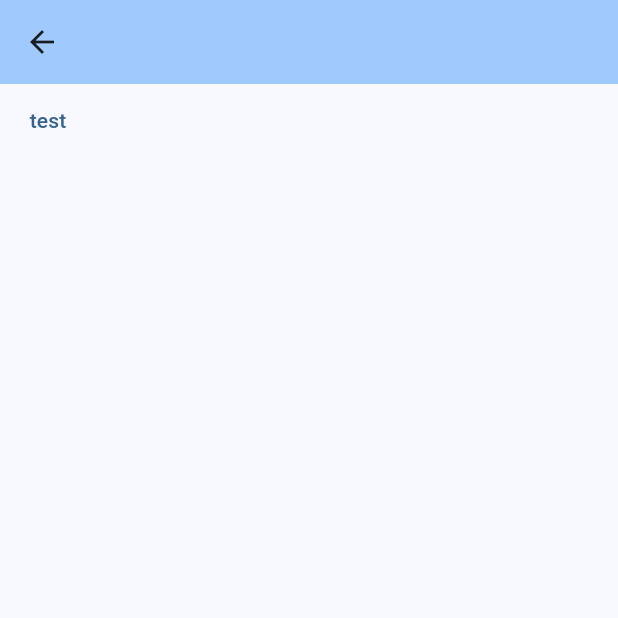
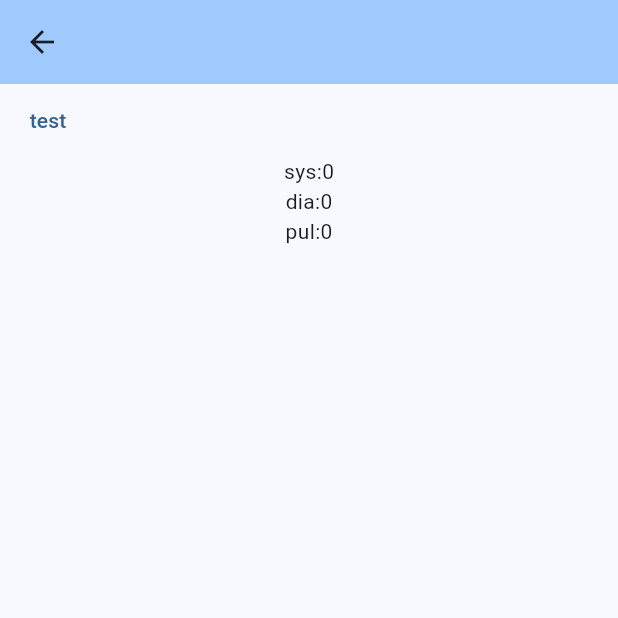
Before and after one commit to david95525/myflutter, a Flutter app: the ScanBPPage screen opened directly, on a phone screen of 412 x 824 dp, the top half of it. Run offline on Flutter 3.47's test engine with Material 3 defaults, Android fonts, the phone set to English and light mode, and no system bars; our stand-ins replace app_links, bloc, equatable, firebase_auth, firebase_core, flutter_bloc and 7 more; missing offline and left inert: cache, flare_splash_screen, flutter_reactive_ble, flutter_web_auth_2, oauth2_client; accounts and stored records are empty; statements that could not run were skipped.

Commit message:
20241206 -跳轉網頁 返回頁面回傳結果顯示

```diff
--- a/lib/pages/scanBP/scanBP_page.dart
+++ b/lib/pages/scanBP/scanBP_page.dart
@@ -11,8 +11,9 @@ class ScanBPPage extends StatefulWidget {
 }
 
 class _ScanBPPageState extends State<ScanBPPage> {
-  String? sys = "";
-
+  String? sys = "0";
+  String? dia = "0";
+  String? pul = "0";
   final scaffoldKey = GlobalKey<ScaffoldState>();
   @override
   void initState() {
@@ -43,7 +44,9 @@ class _ScanBPPageState extends State<ScanBPPage> {
                   )
                 ],
               ),
-              Text("$sys")
+              Text("sys:$sys"),
+              Text("dia:$dia"),
+              Text("pul:$pul"),
             ])));
   }
 
@@ -53,9 +56,13 @@ class _ScanBPPageState extends State<ScanBPPage> {
         url: url, callbackUrlScheme: 'flutterwebauth-flutterproject-com');
     debugPrint(result);
     String? sysResult = Uri.parse(result).queryParameters['sys'];
+    String? diaResult = Uri.parse(result).queryParameters['dia'];
+    String? pulResult = Uri.parse(result).queryParameters['pul'];
     debugPrint(sysResult);
     setState(() {
-      sys = sysResult ?? "";
+      sys = sysResult ?? "0";
+      dia = diaResult ?? "0";
+      pul = pulResult ?? "0";
     });
   }
 }
```
